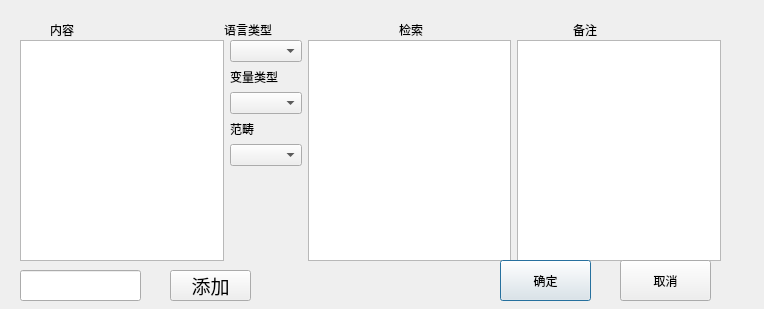
The window that auto_c_code/PushDbdialog.ui (yjduoduo/auto_c_code_linux) describes before a commit, drawn with Qt 5.
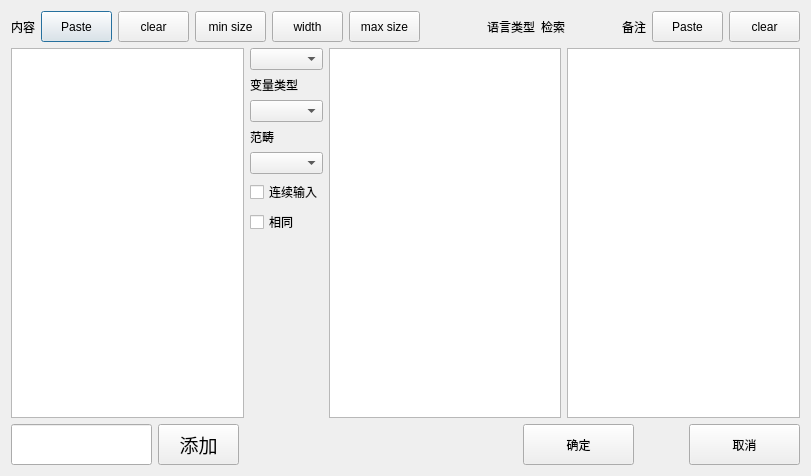
The same window after the commit.

Diff of the .ui file:
```diff
--- a/auto_c_code/PushDbdialog.ui
+++ b/auto_c_code/PushDbdialog.ui
@@ -2,27 +2,28 @@
 <ui version="4.0">
  <class>Dialog</class>
  <widget class="QDialog" name="Dialog">
+  <property name="windowModality">
+   <enum>Qt::NonModal</enum>
+  </property>
+  <property name="enabled">
+   <bool>true</bool>
+  </property>
   <property name="geometry">
    <rect>
     <x>0</x>
     <y>0</y>
-    <width>764</width>
-    <height>309</height>
+    <width>811</width>
+    <height>476</height>
    </rect>
   </property>
   <property name="windowTitle">
    <string>Dialog</string>
   </property>
-  <widget class="QWidget" name="horizontalLayoutWidget">
-   <property name="geometry">
-    <rect>
-     <x>50</x>
-     <y>-10</y>
-     <width>691</width>
-     <height>80</height>
-    </rect>
-   </property>
-   <layout class="QHBoxLayout" name="horizontalLayout">
+  <layout class="QGridLayout" name="gridLayout">
+   <item row="0" column="0">
+    <layout class="QVBoxLayout" name="verticalLayout_2">
+     <item>
+      <layout class="QHBoxLayout" name="horizontalLayout_3">
     <item>
      <widget class="QLabel" name="label">
       <property name="text">
@@ -30,6 +31,84 @@
       </property>
      </widget>
     </item>
+       <item>
+        <widget class="QPushButton" name="pushButton_content_paste">
+         <property name="minimumSize">
+          <size>
+           <width>71</width>
+           <height>31</height>
+          </size>
+         </property>
+         <property name="text">
+          <string>Paste</string>
+         </property>
+        </widget>
+       </item>
+       <item>
+        <widget class="QPushButton" name="pushButton_content_clear">
+         <property name="minimumSize">
+          <size>
+           <width>71</width>
+           <height>31</height>
+          </size>
+         </property>
+         <property name="text">
+          <string>clear</string>
+         </property>
+        </widget>
+       </item>
+       <item>
+        <widget class="QPushButton" name="pushButton_minsize">
+         <property name="minimumSize">
+          <size>
+           <width>71</width>
+           <height>31</height>
+          </size>
+         </property>
+         <property name="text">
+          <string>min size</string>
+         </property>
+        </widget>
+       </item>
+       <item>
+        <widget class="QPushButton" name="pushButton_widthsize">
+         <property name="minimumSize">
+          <size>
+           <width>71</width>
+           <height>31</height>
+          </size>
+         </property>
+         <property name="text">
+          <string>width</string>
+         </property>
+        </widget>
+       </item>
+       <item>
+        <widget class="QPushButton" name="pushButton_maxsize">
+         <property name="minimumSize">
+          <size>
+           <width>71</width>
+           <height>31</height>
+          </size>
+         </property>
+         <property name="text">
+          <string>max size</string>
+         </property>
+        </widget>
+       </item>
+       <item>
+        <spacer name="horizontalSpacer_3">
+         <property name="orientation">
+          <enum>Qt::Horizontal</enum>
+         </property>
+         <property name="sizeHint" stdset="0">
+          <size>
+           <width>178</width>
+           <height>20</height>
+          </size>
+         </property>
+        </spacer>
+       </item>
     <item>
      <widget class="QLabel" name="label_2">
       <property name="text">
@@ -37,6 +116,19 @@
       </property>
      </widget>
     </item>
+       <item>
+        <spacer name="horizontalSpacer_4">
+         <property name="orientation">
+          <enum>Qt::Horizontal</enum>
+         </property>
+         <property name="sizeHint" stdset="0">
+          <size>
+           <width>48</width>
+           <height>20</height>
+          </size>
+         </property>
+        </spacer>
+       </item>
     <item>
      <widget class="QLabel" name="label_3">
       <property name="text">
@@ -45,23 +137,58 @@
      </widget>
     </item>
     <item>
+        <spacer name="horizontalSpacer_5">
+         <property name="orientation">
+          <enum>Qt::Horizontal</enum>
+         </property>
+         <property name="sizeHint" stdset="0">
+          <size>
+           <width>168</width>
+           <height>20</height>
+          </size>
+         </property>
+        </spacer>
+       </item>
+       <item>
+        <layout class="QHBoxLayout" name="horizontalLayout">
+         <item>
      <widget class="QLabel" name="label_4">
       <property name="text">
        <string>备注</string>
       </property>
      </widget>
     </item>
-   </layout>
-  </widget>
-  <widget class="QWidget" name="horizontalLayoutWidget_2">
-   <property name="geometry">
-    <rect>
-     <x>20</x>
-     <y>40</y>
-     <width>701</width>
-     <height>221</height>
-    </rect>
-   </property>
+         <item>
+          <widget class="QPushButton" name="pushButton_note">
+           <property name="minimumSize">
+            <size>
+             <width>71</width>
+             <height>31</height>
+            </size>
+           </property>
+           <property name="text">
+            <string>Paste</string>
+           </property>
+          </widget>
+         </item>
+         <item>
+          <widget class="QPushButton" name="pushButton_note_clear">
+           <property name="minimumSize">
+            <size>
+             <width>71</width>
+             <height>31</height>
+            </size>
+           </property>
+           <property name="text">
+            <string>clear</string>
+           </property>
+          </widget>
+         </item>
+        </layout>
+       </item>
+      </layout>
+     </item>
+     <item>
    <layout class="QHBoxLayout" name="horizontalLayout_2">
     <item>
      <widget class="QTextEdit" name="content_textEdit_dia"/>
@@ -91,6 +218,20 @@
       <item>
        <widget class="QComboBox" name="comboBox_aspect"/>
       </item>
+         <item>
+          <widget class="QCheckBox" name="checkBox">
+           <property name="text">
+            <string>连续输入</string>
+           </property>
+          </widget>
+         </item>
+         <item>
+          <widget class="QCheckBox" name="checkBox_2">
+           <property name="text">
+            <string>相同</string>
+           </property>
+          </widget>
+         </item>
       <item>
        <spacer name="verticalSpacer_2">
         <property name="orientation">
@@ -113,41 +254,40 @@
      <widget class="QTextEdit" name="note_textEdit_dia"/>
     </item>
    </layout>
-  </widget>
-  <widget class="QPushButton" name="ok_btn_dia">
-   <property name="geometry">
-    <rect>
-     <x>500</x>
-     <y>260</y>
-     <width>91</width>
+     </item>
+     <item>
+      <layout class="QHBoxLayout" name="horizontalLayout_6">
+       <item>
+        <layout class="QHBoxLayout" name="horizontalLayout_5">
+         <item>
+          <widget class="QLineEdit" name="lineEdit_add_aspect">
+           <property name="minimumSize">
+            <size>
+             <width>141</width>
      <height>41</height>
-    </rect>
-   </property>
-   <property name="text">
-    <string>确定</string>
-   </property>
-  </widget>
-  <widget class="QPushButton" name="cancel_btn_dia">
-   <property name="geometry">
-    <rect>
-     <x>620</x>
-     <y>260</y>
-     <width>91</width>
+            </size>
+           </property>
+           <property name="maximumSize">
+            <size>
+             <width>141</width>
      <height>41</height>
-    </rect>
-   </property>
-   <property name="text">
-    <string>取消</string>
-   </property>
-  </widget>
+            </size>
+           </property>
+          </widget>
+         </item>
+         <item>
   <widget class="QPushButton" name="pushButton_add">
-   <property name="geometry">
-    <rect>
-     <x>170</x>
-     <y>270</y>
+           <property name="minimumSize">
+            <size>
      <width>81</width>
-     <height>31</height>
-    </rect>
+             <height>41</height>
+            </size>
+           </property>
+           <property name="maximumSize">
+            <size>
+             <width>81</width>
+             <height>41</height>
+            </size>
    </property>
    <property name="font">
     <font>
@@ -159,16 +299,71 @@
     <string>添加</string>
    </property>
   </widget>
-  <widget class="QLineEdit" name="lineEdit_add_aspect">
-   <property name="geometry">
-    <rect>
-     <x>20</x>
-     <y>270</y>
-     <width>121</width>
-     <height>31</height>
-    </rect>
-   </property>
-  </widget>
+         </item>
+        </layout>
+       </item>
+       <item>
+        <spacer name="horizontalSpacer_2">
+         <property name="orientation">
+          <enum>Qt::Horizontal</enum>
+         </property>
+         <property name="sizeHint" stdset="0">
+          <size>
+           <width>118</width>
+           <height>20</height>
+          </size>
+         </property>
+        </spacer>
+       </item>
+       <item>
+        <layout class="QHBoxLayout" name="horizontalLayout_4">
+         <item>
+          <widget class="QPushButton" name="ok_btn_dia">
+           <property name="minimumSize">
+            <size>
+             <width>111</width>
+             <height>41</height>
+            </size>
+           </property>
+           <property name="text">
+            <string>确定</string>
+           </property>
+          </widget>
+         </item>
+         <item>
+          <spacer name="horizontalSpacer">
+           <property name="orientation">
+            <enum>Qt::Horizontal</enum>
+           </property>
+           <property name="sizeHint" stdset="0">
+            <size>
+             <width>48</width>
+             <height>20</height>
+            </size>
+           </property>
+          </spacer>
+         </item>
+         <item>
+          <widget class="QPushButton" name="cancel_btn_dia">
+           <property name="minimumSize">
+            <size>
+             <width>111</width>
+             <height>41</height>
+            </size>
+           </property>
+           <property name="text">
+            <string>取消</string>
+           </property>
+          </widget>
+         </item>
+        </layout>
+       </item>
+      </layout>
+     </item>
+    </layout>
+   </item>
+  </layout>
+  <zorder></zorder>
  </widget>
  <resources/>
  <connections/>
```
Lines whose indentation alone changed are shown as unchanged.
